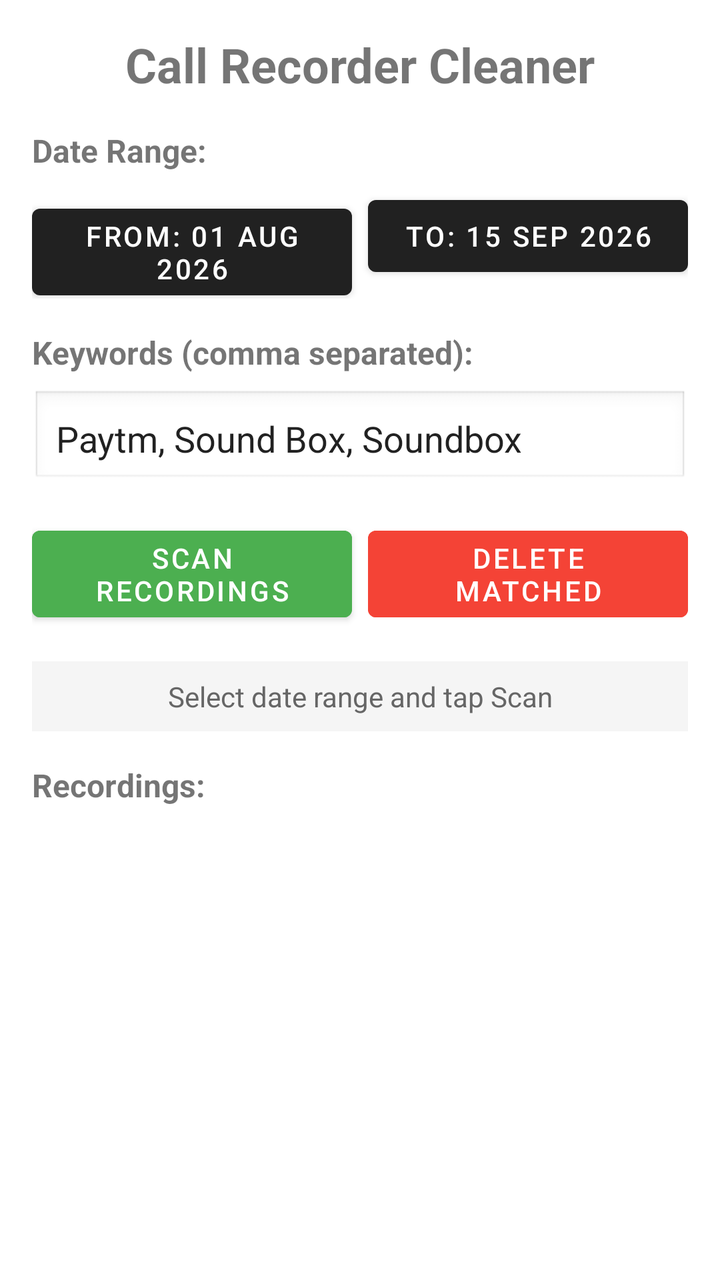
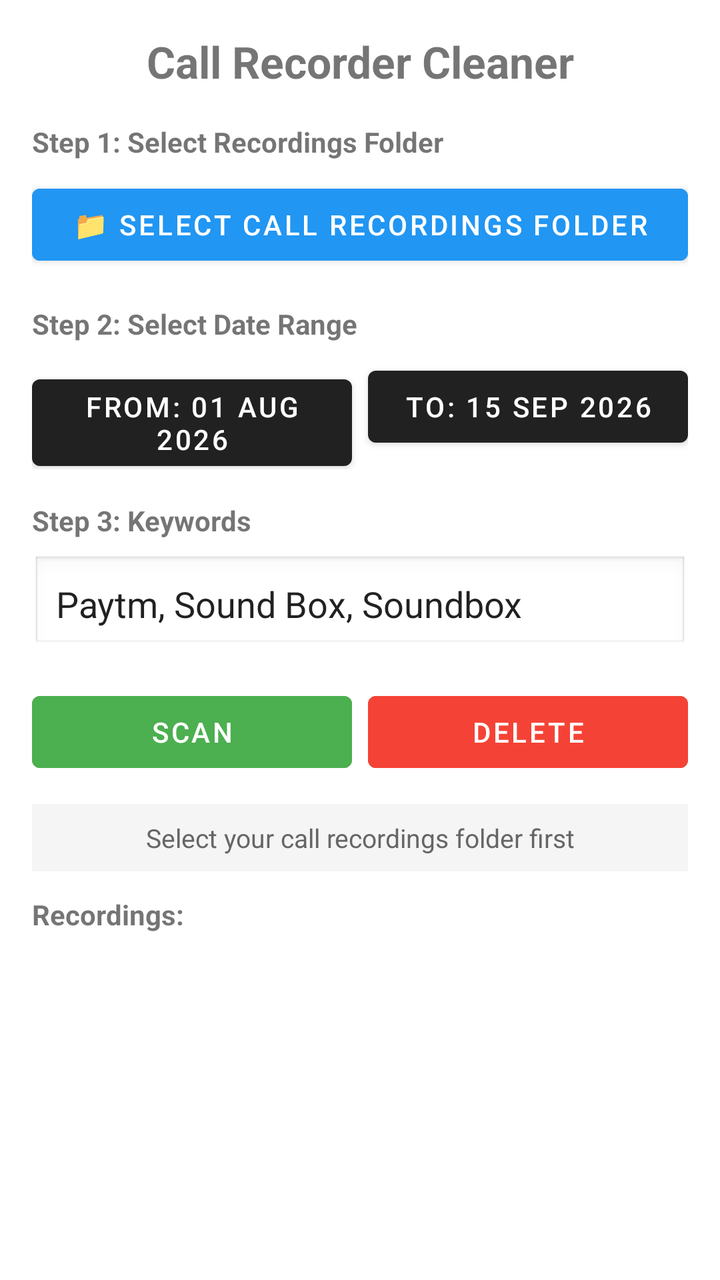

Before-and-after screenshots of an Android layout around one commit, followed by the original layout XML and the change that was made.
<!-- AndroidManifest.xml: application theme Theme.MaterialComponents.Light.DarkActionBar -->
<!-- res/layout/activity_main.xml -->
<?xml version="1.0" encoding="utf-8"?>
<LinearLayout xmlns:android="http://schemas.android.com/apk/res/android"
    android:layout_width="match_parent"
    android:layout_height="match_parent"
    android:orientation="vertical"
    android:padding="16dp">

    
    <TextView
        android:layout_width="match_parent"
        android:layout_height="wrap_content"
        android:text="Call Recorder Cleaner"
        android:textSize="24sp"
        android:textStyle="bold"
        android:gravity="center"
        android:layout_marginBottom="16dp" />

    
    <TextView
        android:layout_width="match_parent"
        android:layout_height="wrap_content"
        android:text="Date Range:"
        android:textSize="16sp"
        android:textStyle="bold"
        android:layout_marginBottom="8dp" />

    <LinearLayout
        android:layout_width="match_parent"
        android:layout_height="wrap_content"
        android:orientation="horizontal"
        android:layout_marginBottom="16dp">

        <Button
            android:id="@+id/startDateButton"
            android:layout_width="0dp"
            android:layout_height="wrap_content"
            android:layout_weight="1"
            android:text="From: 01 Aug 2026"
            android:layout_marginEnd="8dp" />

        <Button
            android:id="@+id/endDateButton"
            android:layout_width="0dp"
            android:layout_height="wrap_content"
            android:layout_weight="1"
            android:text="To: 15 Sep 2026" />
    </LinearLayout>

    
    <TextView
        android:layout_width="match_parent"
        android:layout_height="wrap_content"
        android:text="Keywords (comma separated):"
        android:textSize="16sp"
        android:textStyle="bold"
        android:layout_marginBottom="8dp" />

    <EditText
        android:id="@+id/keywordInput"
        android:layout_width="match_parent"
        android:layout_height="wrap_content"
        android:hint="Paytm, Sound Box"
        android:text="Paytm, Sound Box, Soundbox"
        android:inputType="text"
        android:layout_marginBottom="16dp"
        android:padding="12dp"
        android:background="@android:drawable/edit_text" />

    
    <LinearLayout
        android:layout_width="match_parent"
        android:layout_height="wrap_content"
        android:orientation="horizontal"
        android:layout_marginBottom="16dp">

        <Button
            android:id="@+id/scanButton"
            android:layout_width="0dp"
            android:layout_height="wrap_content"
            android:layout_weight="1"
            android:text="Scan Recordings"
            android:backgroundTint="#4CAF50"
            android:textColor="@android:color/white"
            android:layout_marginEnd="8dp" />

        <Button
            android:id="@+id/deleteButton"
            android:layout_width="0dp"
            android:layout_height="wrap_content"
            android:layout_weight="1"
            android:text="Delete Matched"
            android:backgroundTint="#F44336"
            android:textColor="@android:color/white"
            android:enabled="false" />
    </LinearLayout>

    
    <TextView
        android:id="@+id/statusText"
        android:layout_width="match_parent"
        android:layout_height="wrap_content"
        android:text="Select date range and tap Scan"
        android:textSize="14sp"
        android:textColor="#666666"
        android:gravity="center"
        android:padding="8dp"
        android:background="#F5F5F5"
        android:layout_marginBottom="16dp" />

    
    <TextView
        android:layout_width="match_parent"
        android:layout_height="wrap_content"
        android:text="Recordings:"
        android:textSize="16sp"
        android:textStyle="bold"
        android:layout_marginBottom="8dp" />

    <androidx.recyclerview.widget.RecyclerView
        android:id="@+id/recordingsRecyclerView"
        android:layout_width="match_parent"
        android:layout_height="0dp"
        android:layout_weight="1" />

</LinearLayout>
<!-- resources referenced by this layout -->
<resources>

</resources>

<!-- the commit's change to res/layout/activity_main.xml (unified diff, before → after) -->
@@ -5,22 +5,37 @@
     android:orientation="vertical"
     android:padding="16dp">
 
-    
     <TextView
         android:layout_width="match_parent"
         android:layout_height="wrap_content"
         android:text="Call Recorder Cleaner"
-        android:textSize="24sp"
+        android:textSize="22sp"
         android:textStyle="bold"
         android:gravity="center"
         android:layout_marginBottom="16dp" />
 
-    
     <TextView
         android:layout_width="match_parent"
         android:layout_height="wrap_content"
-        android:text="Date Range:"
-        android:textSize="16sp"
+        android:text="Step 1: Select Recordings Folder"
+        android:textSize="14sp"
+        android:textStyle="bold"
+        android:layout_marginBottom="8dp" />
+
+    <Button
+        android:id="@+id/selectFolderButton"
+        android:layout_width="match_parent"
+        android:layout_height="wrap_content"
+        android:text="📁 Select Call Recordings Folder"
+        android:backgroundTint="#2196F3"
+        android:textColor="@android:color/white"
+        android:layout_marginBottom="16dp" />
+
+    <TextView
+        android:layout_width="match_parent"
+        android:layout_height="wrap_content"
+        android:text="Step 2: Select Date Range"
+        android:textSize="14sp"
         android:textStyle="bold"
         android:layout_marginBottom="8dp" />
 
@@ -46,12 +61,11 @@
             android:text="To: 15 Sep 2026" />
     </LinearLayout>
 
-    
     <TextView
         android:layout_width="match_parent"
         android:layout_height="wrap_content"
-        android:text="Keywords (comma separated):"
-        android:textSize="16sp"
+        android:text="Step 3: Keywords"
+        android:textSize="14sp"
         android:textStyle="bold"
         android:layout_marginBottom="8dp" />
 
@@ -59,28 +73,27 @@
         android:id="@+id/keywordInput"
         android:layout_width="match_parent"
         android:layout_height="wrap_content"
-        android:hint="Paytm, Sound Box"
         android:text="Paytm, Sound Box, Soundbox"
         android:inputType="text"
         android:layout_marginBottom="16dp"
         android:padding="12dp"
         android:background="@android:drawable/edit_text" />
 
-    
     <LinearLayout
         android:layout_width="match_parent"
         android:layout_height="wrap_content"
         android:orientation="horizontal"
-        android:layout_marginBottom="16dp">
+        android:layout_marginBottom="12dp">
 
         <Button
             android:id="@+id/scanButton"
             android:layout_width="0dp"
             android:layout_height="wrap_content"
             android:layout_weight="1"
-            android:text="Scan Recordings"
+            android:text="SCAN"
             android:backgroundTint="#4CAF50"
             android:textColor="@android:color/white"
+            android:enabled="false"
             android:layout_marginEnd="8dp" />
 
         <Button
@@ -88,33 +101,31 @@
             android:layout_width="0dp"
             android:layout_height="wrap_content"
             android:layout_weight="1"
-            android:text="Delete Matched"
+            android:text="DELETE"
             android:backgroundTint="#F44336"
             android:textColor="@android:color/white"
             android:enabled="false" />
     </LinearLayout>
 
-    
     <TextView
         android:id="@+id/statusText"
         android:layout_width="match_parent"
         android:layout_height="wrap_content"
-        android:text="Select date range and tap Scan"
-        android:textSize="14sp"
+        android:text="Select your call recordings folder first"
+        android:textSize="13sp"
         android:textColor="#666666"
         android:gravity="center"
         android:padding="8dp"
         android:background="#F5F5F5"
-        android:layout_marginBottom="16dp" />
+        android:layout_marginBottom="12dp" />
 
-    
     <TextView
         android:layout_width="match_parent"
         android:layout_height="wrap_content"
         android:text="Recordings:"
-        android:textSize="16sp"
+        android:textSize="14sp"
         android:textStyle="bold"
-        android:layout_marginBottom="8dp" />
+        android:layout_marginBottom="4dp" />
 
     <androidx.recyclerview.widget.RecyclerView
         android:id="@+id/recordingsRecyclerView"
